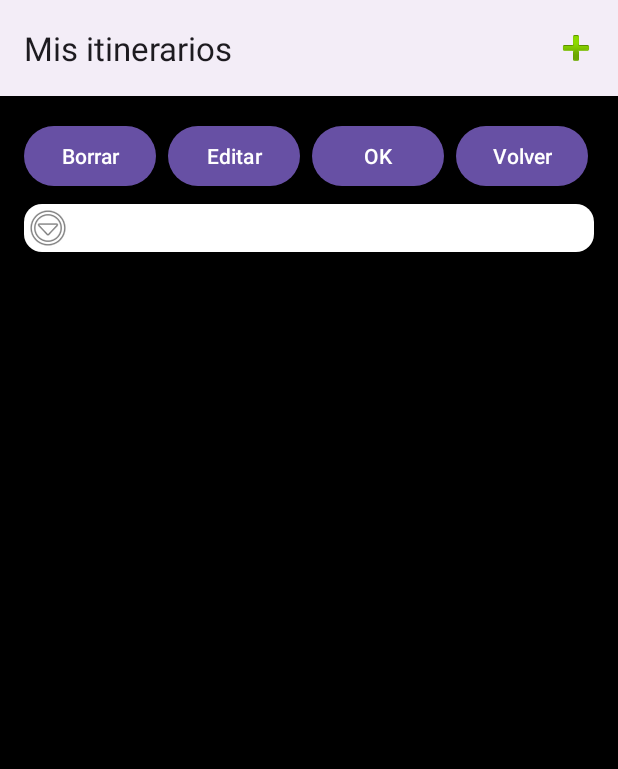
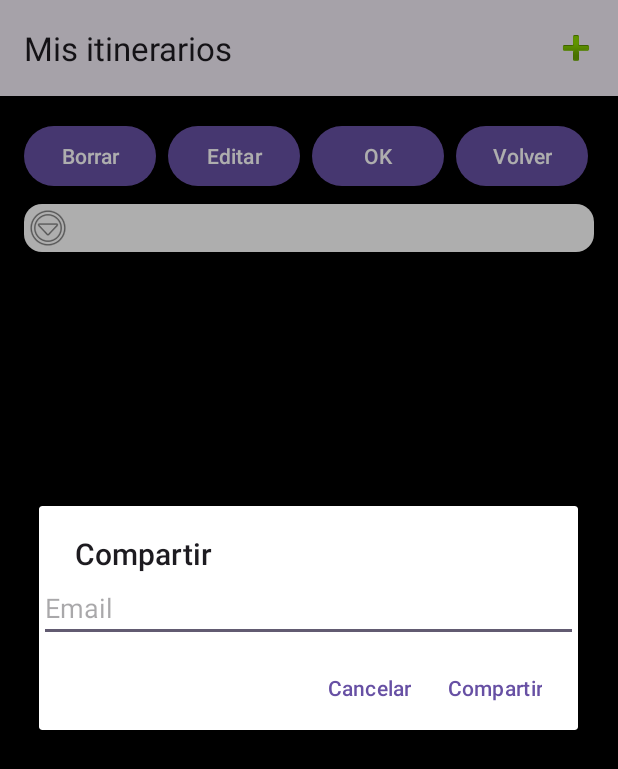
Before and after one commit to NicolasrRodriguez/Trabajo-Tutelado-PS-Q2_2, an Android app: the ItineraryDetailActivity screen opened directly, with no data from a screen before it, after a tap on "Compartir", on a phone screen of 412 x 824 dp. Shown: the top 769 px of the screen. Run offline under Robolectric (Android 15) with nearby library versions, the light colour scheme and no system bars; our stand-ins replace Firebase (no records; nobody signed in at launch, a user with empty details on screens opened directly); libraries missing offline, so code that uses them is left out: com.beastwall.localisation; 5 statements that could not run were skipped.

Commit message:
Segunda aproximación para compartir itinerarios, se puede decidir a quien se le comaparte

```diff
--- a/app/src/main/java/com/example/triptracks/ItineraryDetailActivity.java
+++ b/app/src/main/java/com/example/triptracks/ItineraryDetailActivity.java
@@ -1,6 +1,7 @@
 package com.example.triptracks;
 
 import android.content.Context;
+import android.content.DialogInterface;
 import android.content.Intent;
 import android.location.Address;
 import android.location.Geocoder;
@@ -8,14 +9,19 @@ import android.os.Bundle;
 import android.text.TextUtils;
 import android.util.Log;
 import android.util.TypedValue;
+import android.view.LayoutInflater;
 import android.view.Menu;
 import android.view.MenuItem;
 import android.view.View;
 import android.view.inputmethod.InputMethodManager;
 import android.widget.AdapterView;
 import android.widget.ArrayAdapter;
+import android.widget.Button;
 import android.widget.EditText;
+import android.widget.LinearLayout;
 import android.widget.Spinner;
+
+import androidx.appcompat.app.AlertDialog;
 import androidx.appcompat.app.AppCompatActivity;
 import com.beastwall.localisation.model.City;
 import com.beastwall.localisation.model.Country;
@@ -94,11 +100,40 @@ public class ItineraryDetailActivity extends AppCompatActivity implements OnMapR
         if (id == R.id.menu_compartir) {
             Log.d("_ITDETTAG", "Compartir itinerario");
             // abrir dialogo para escoger con que usuarios compartir el itineriario
-           itineraryHandler.shareItinerary(itinerary , "juan123456@gmail.com");
+           //itineraryHandler.shareItinerary(itinerary , "juan123456@gmail.com");
+            showDialog();
         }
 
 
         return super.onOptionsItemSelected(item);
+    }
+
+    public void showDialog() {
+
+        AlertDialog.Builder builder = new AlertDialog.Builder(this);
+        builder.setTitle(R.string.str_compartir);
+        LayoutInflater inflater = getLayoutInflater();
+
+        View dialogView = inflater.inflate(R.layout.compartir_itinerario, null);
+        final EditText Targetemail = dialogView.findViewById(R.id.TEmailEdit);
+
+        builder.setView(dialogView);
+        builder.setPositiveButton(R.string.str_compartir, new DialogInterface.OnClickListener() {
+            @Override
+            public void onClick(DialogInterface dialogInterface, int i) {
+                String text = Targetemail.getText().toString();//juan123456@gmail.com
+                itineraryHandler.shareItinerary(itinerary , text);
+                Log.d("_ITDETTAG", "Compartiendo con " + text);
+            }
+        });
+        builder.setNegativeButton(R.string.str_cancelar, new DialogInterface.OnClickListener() {
+            public void onClick(DialogInterface dialogInterface, int i) {
+
+                Log.d("_ITDETTAG", "Cancelado compartir");
+            }
+        });
+        AlertDialog alert = builder.create();
+        alert.show();
     }
 
     public void onMapReady(GoogleMap googleMap) {
--- /dev/null
+++ b/app/src/main/res/layout/compartir_itinerario.xml
@@ -0,0 +1,17 @@
+<?xml version="1.0" encoding="utf-8"?>
+<LinearLayout xmlns:android="http://schemas.android.com/apk/res/android"
+    android:layout_width="match_parent"
+    android:layout_height="match_parent"
+    android:orientation="vertical">
+
+    <EditText
+        android:id="@+id/TEmailEdit"
+        android:layout_width="match_parent"
+        android:layout_height="wrap_content"
+        android:ems="10"
+        android:hint="@string/Email"
+        android:inputType="textEmailAddress" />
+
+
+
+</LinearLayout>
--- a/app/src/main/res/values/strings.xml
+++ b/app/src/main/res/values/strings.xml
@@ -39,5 +39,6 @@
     <string name="str_but_volver">Volver</string>
     <string name="str_but_compartir">Compartir</string>
     <string name="str_compartir">Compartir</string>
+    <string name="str_cancelar">Cancelar</string>
 
 </resources>
```
